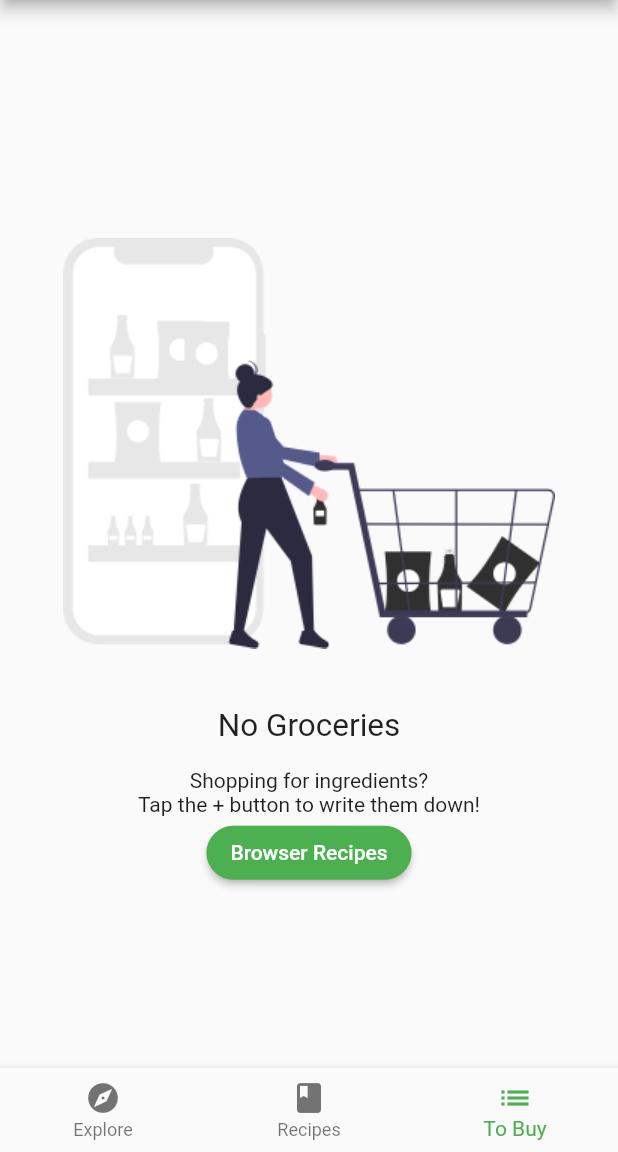
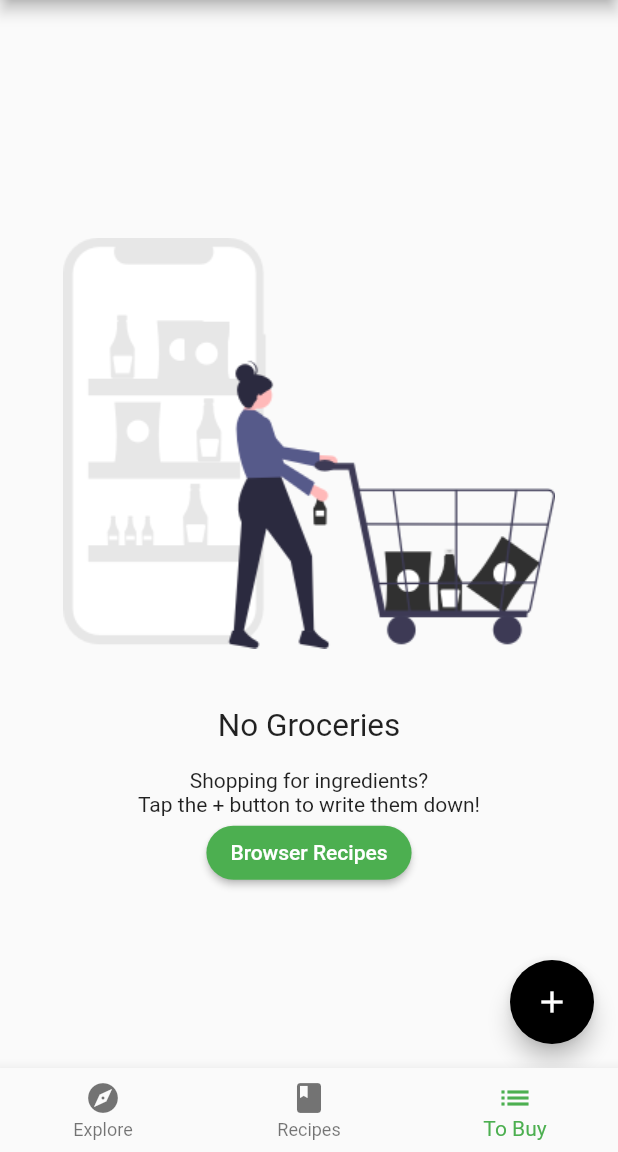
Before and after one commit to hhesedh/fooderlich, a Flutter app: the screen it shows after launch, item 3 of the bottom bar chosen, on a phone screen of 412 x 824 dp, the part 84-1236 px from its top. Run offline on Flutter 3.47's test engine with Material 2 defaults, Android fonts, the phone set to English and light mode, and no system bars; our stand-ins replace google_fonts.

Commit message:
Criação de manager para grocery

```diff
--- a/lib/main.dart
+++ b/lib/main.dart
@@ -20,7 +20,7 @@ class Fooderlich extends StatelessWidget {
       home: MultiProvider(
         providers: [
           ChangeNotifierProvider(create: (context) => TabManager()),
-          // TODO 10: Add GroceryManager Provider
+          ChangeNotifierProvider(create: (context) => GroceryManager()),
         ],
         child: const Home(),
       ),
--- a/lib/models/models.dart
+++ b/lib/models/models.dart
@@ -4,3 +4,4 @@ export 'post.dart';
 export 'simple_recipe.dart';
 export 'grocery_item.dart';
 export 'tab_manager.dart';
+export 'grocery_manager.dart';
--- a/lib/screens/grocery_screen.dart
+++ b/lib/screens/grocery_screen.dart
@@ -1,4 +1,6 @@
 import 'package:flutter/material.dart';
+import 'package:fooderlich/models/grocery_manager.dart';
+import 'package:provider/provider.dart';
 
 import 'empty_grocery_screen.dart';
 
@@ -7,7 +9,27 @@ class GroceryScreen extends StatelessWidget {
 
   @override
   Widget build(BuildContext context) {
-    return const EmptyGroceryScreen();
+    return Scaffold(
+      floatingActionButton: FloatingActionButton(
+        child: const Icon(Icons.add),
+        onPressed: () {
+          // TODO 11: Present GroceryItemScreen
+        },
+      ),
+      body: buildGroceryScreen(),
+    );
   }
-  // TODO: Add buildGroceryScreen
+
+  Widget buildGroceryScreen() {
+    return Consumer<GroceryManager>(
+      builder: (context, manager, child) {
+        if (manager.groceryItems.isNotEmpty) {
+          // TODO 25: Add GroceryListScreen
+          return Container();
+        } else {
+          return const EmptyGroceryScreen();
+        }
+      },
+    );
+  }
 }
```
Also changed, not shown: lib/models/grocery_manager.dart (added, +29 -0 lines).
